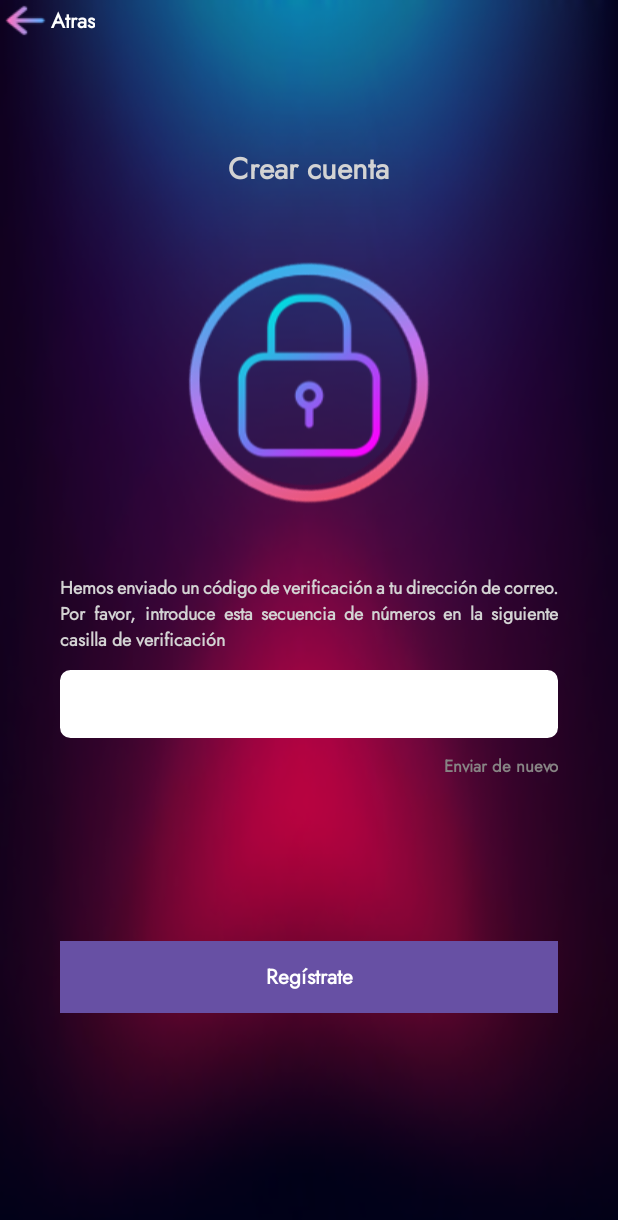
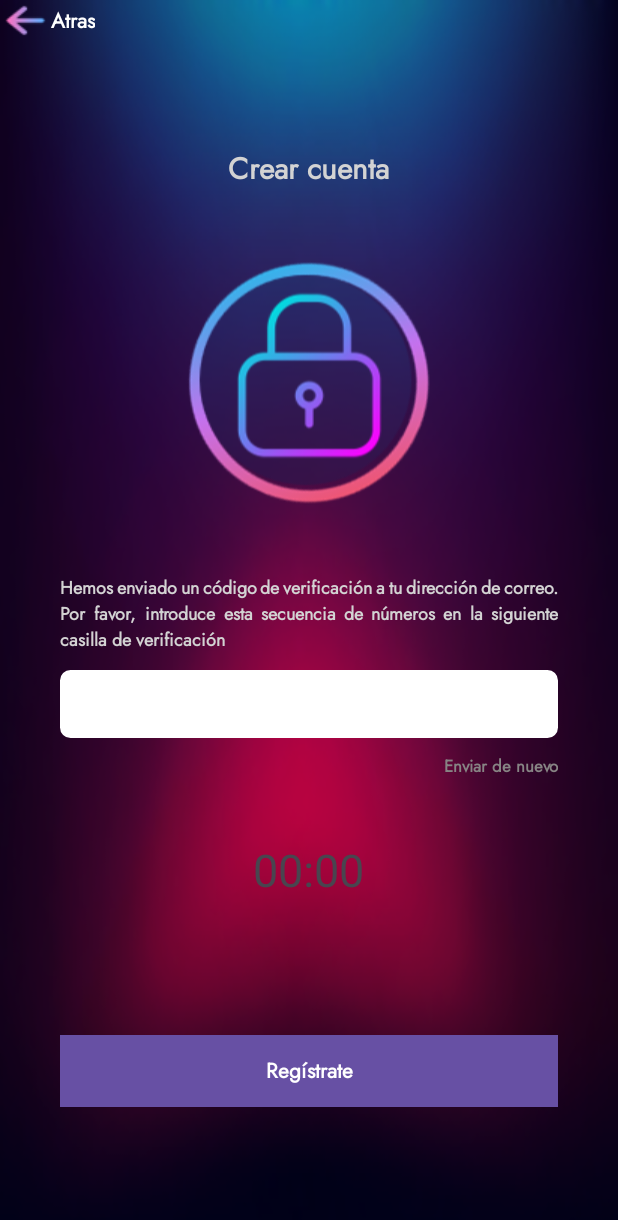
Before and after one commit to jensyvillafranca/ProyectoMusicStore_Angely_Jensy, an Android app: the activity_codigoverificacion_crearcuenta screen opened directly, with no data from a screen before it, on a phone screen of 412 x 824 dp. Shown: the top 1220 px of the screen. Run offline under Robolectric (Android 15) with nearby library versions, the phone set to English and light mode, and no system bars; our stand-ins replace Volley.

Commit message:
Mi parte

```diff
--- a/app/src/main/java/com/example/proyectomusicstore_angely_jensy/activity_registrarse.java
+++ b/app/src/main/java/com/example/proyectomusicstore_angely_jensy/activity_registrarse.java
@@ -77,7 +77,6 @@ public class activity_registrarse extends AppCompatActivity {
                 //la función validar permite validar cuando los campos están vacios y lanza una alerta
                 if(validar() == true){
                     /*Manda a llamar la ventana de verificación de correo*/
-
                     enviarCodigoVerificacion();
                     Intent verificarCorreo = new Intent(getApplicationContext(),activity_codigoverificacion_crearcuenta.class);
                     startActivity(verificarCorreo);
@@ -103,6 +102,7 @@ public class activity_registrarse extends AppCompatActivity {
         expresiones_regulares();
     }
 
+    /*Método para poder mandar el código de verificación*/
     public void enviarCodigoVerificacion() {
         String url = "https://phpclusters-152621-0.cloudclusters.net/verificacionCorreo.php";
         RequestQueue queue = Volley.newRequestQueue(this);
--- a/app/src/main/res/layout/activity_codigoverificacion_crearcuenta.xml
+++ b/app/src/main/res/layout/activity_codigoverificacion_crearcuenta.xml
@@ -119,13 +119,25 @@
                     android:textSize="11sp"
                     android:textStyle="bold"/>
 
+                <TextView
+                    android:id="@+id/txtviewCronometro"
+                    android:layout_width="331dp"
+                    android:layout_height="wrap_content"
+                    android:layout_marginTop="40dp"
+                    android:textSize="30sp"
+                    android:gravity="center"
+                    android:text="00:00"
+                    android:layout_centerInParent="true">
+
+                </TextView>
+
                 <Space
                     android:layout_width="match_parent"
                     android:layout_height="wrap_content" />
 
                 <Space
                     android:layout_width="331dp"
-                    android:layout_height="108dp" />
+                    android:layout_height="90dp" />
 
                 <Button
                     android:id="@+id/btnRecuperarRegistrarse"
```
Also changed, not shown: app/src/main/java/com/example/proyectomusicstore_angely_jensy/activity_codigoverificacion_crearcuenta.java (+91 -2 lines).
